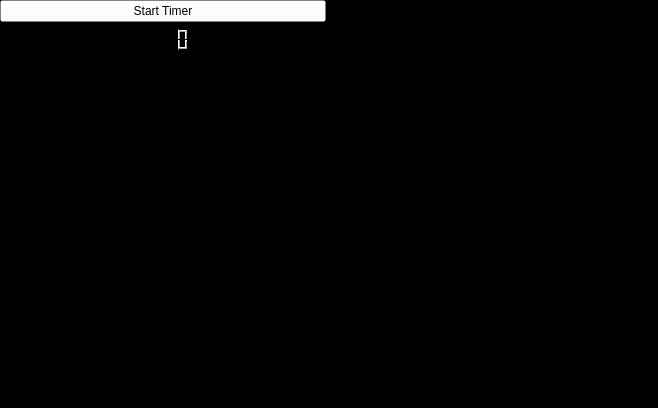
MrHase/Presentation, file helperscreenpresentation.ui: the form before one commit.
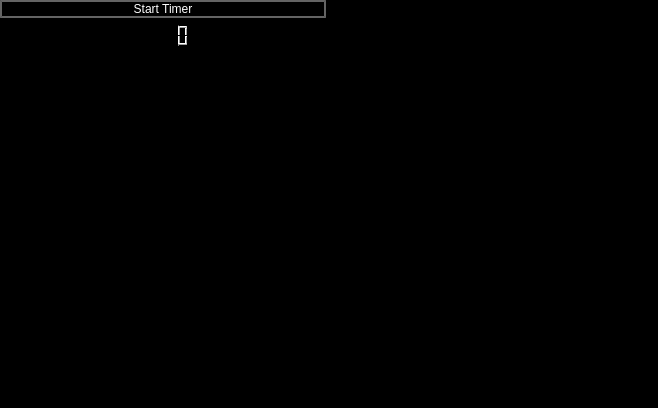
The form after the commit.

Commit message: clock widget

```diff
--- a/helperscreenpresentation.ui
+++ b/helperscreenpresentation.ui
@@ -40,7 +40,9 @@
      <item>
       <widget class="QPushButton" name="pushButton">
        <property name="styleSheet">
-        <string notr="true">background-color: rgba( 255, 255, 255, 0% );</string>
+        <string notr="true">background-color: rgba( 255, 255, 255, 0% );
+color: white;
+border: 2px solid rgba(255,255,255,100);</string>
        </property>
        <property name="text">
         <string>Start Timer</string>
```
The commit also changes 1 other file.
